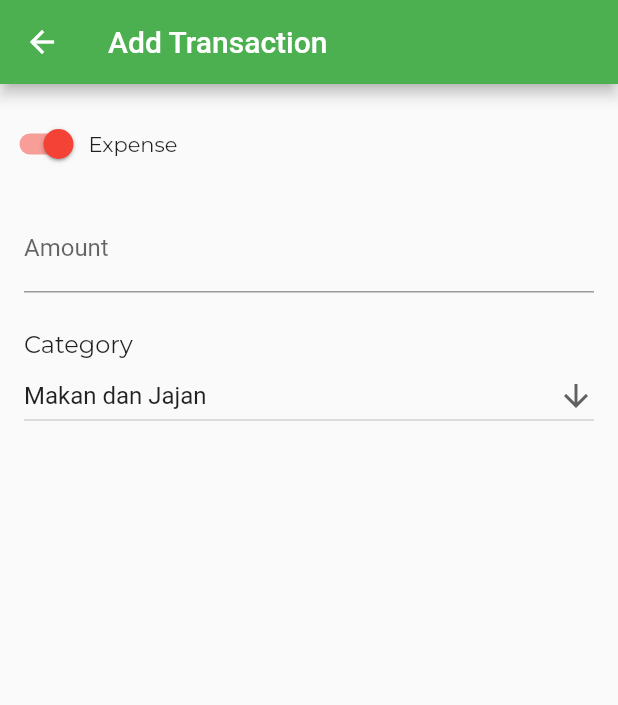
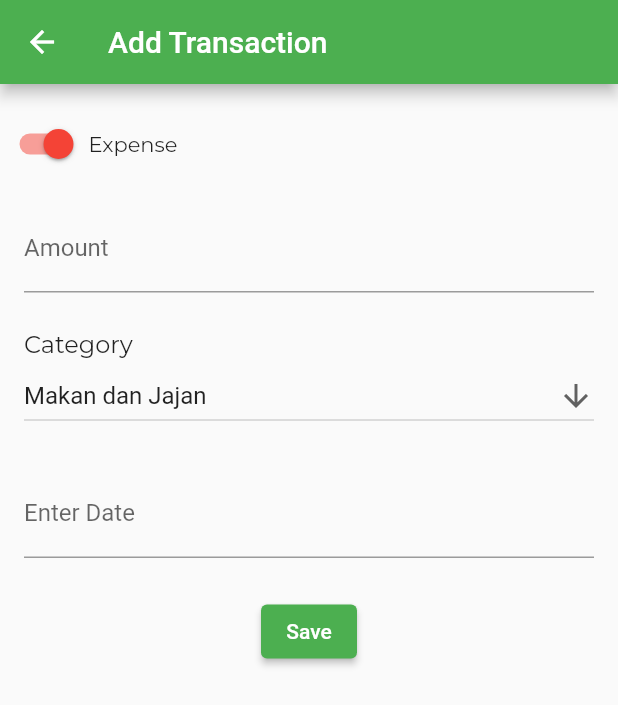
Before and after one commit to nuwasdzarrin/uangku, a Flutter app: the TransactionPage screen opened directly, on a phone screen of 412 x 824 dp. Shown: the top 705 px of the screen. Run offline on Flutter 3.47's test engine with Material 2 defaults, Android fonts, the phone set to English and light mode, and no system bars; our stand-ins replace google_fonts; missing offline and left inert: calendar_appbar.

Commit message:
add transaction form

```diff
--- a/lib/pages/transaction_page.dart
+++ b/lib/pages/transaction_page.dart
@@ -1,5 +1,6 @@
 import 'package:flutter/material.dart';
 import 'package:google_fonts/google_fonts.dart';
+import 'package:intl/intl.dart';
 
 class TransactionPage extends StatefulWidget {
   const TransactionPage({super.key});
@@ -12,6 +13,7 @@
   bool isExpense = true;
   List<String> list = ["Makan dan Jajan", "Transportasi", "Nonton Film"];
   late String dropDownValue = list.first;
+  TextEditingController dateController = TextEditingController();
   @override
   Widget build(BuildContext context) {
     return Scaffold(
@@ -79,6 +81,37 @@
                   }).toList(),
                   onChanged: ((String? value) {}),
                 ),
+              ),
+              const SizedBox(height: 25,),
+              Padding(
+                padding: const EdgeInsets.symmetric(horizontal: 16, ),
+                child: TextField(
+                  readOnly: true,
+                  controller: dateController,
+                  decoration: const InputDecoration(
+                      labelText: "Enter Date",
+                  ),
+                  onTap: () async {
+                    DateTime? pickedDate = await showDatePicker(
+                        context: context,
+                        initialDate: DateTime.now(),
+                        firstDate: DateTime(2020),
+                        lastDate: DateTime(2099)
+                    );
+                    if (pickedDate != null) {
+                      String formattedDate =
+                        DateFormat('yyyy-MM-dd').format(pickedDate);
+                      dateController.text = formattedDate;
+                    }
+                  },
+                ),
+              ),
+              const SizedBox(height: 25,),
+              Center(
+                child: ElevatedButton(
+                    onPressed: () {},
+                    child: const Text("Save")
+                ),
               )
             ],
           ),
--- a/pubspec.yaml
+++ b/pubspec.yaml
@@ -37,6 +37,7 @@
   cupertino_icons: ^1.0.2
   google_fonts: ^6.1.0
   calendar_appbar: ^0.0.6
+  intl: ^0.17.0
 
 dev_dependencies:
   flutter_test:
```
Also changed, not shown: pubspec.lock.
